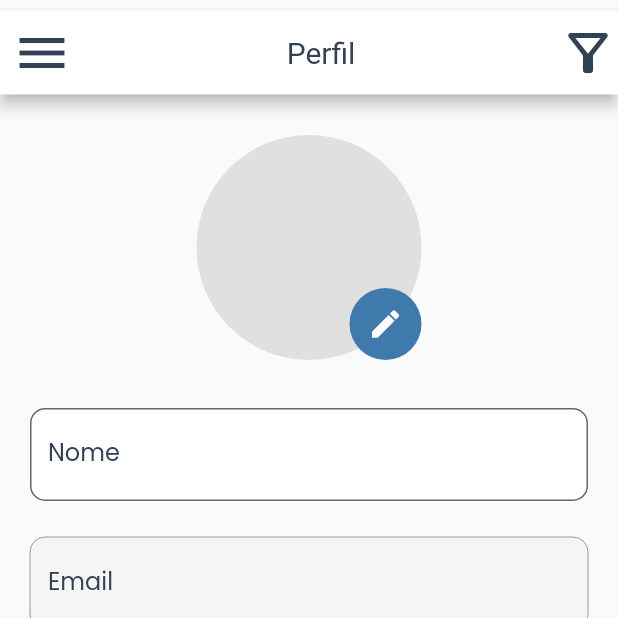
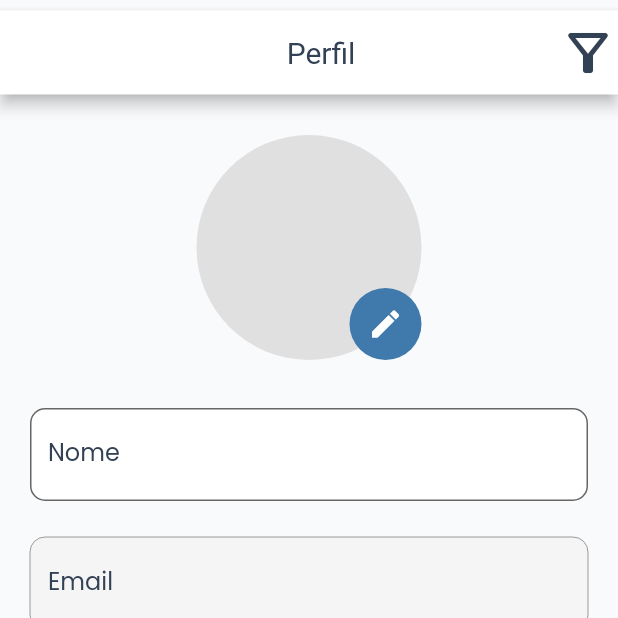
Before and after one commit to Yurinabaia/adote_me, a Flutter app: the UserProfileScreen screen opened by its route, on a phone screen of 412 x 824 dp, the top half of it. Run offline on Flutter 3.47's test engine with Material 2 defaults, Android fonts, the phone set to English and light mode, and no system bars; our stand-ins replace carousel_slider, cloud_firestore, file_picker, firebase_auth, firebase_core, flutter_svg and 4 more; missing offline and left inert: flutter_facebook_auth; accounts and stored records are empty.

```diff
--- /dev/null
+++ b/lib/data/models/address/via_cep_model.dart
@@ -0,0 +1,49 @@
+// To parse this JSON data, do
+//
+//     final viaCepModel = viaCepModelFromJson(jsonString);
+
+import 'dart:convert';
+
+ViaCepModel viaCepModelFromJson(String str) =>
+    ViaCepModel.fromJson(json.decode(str));
+
+String viaCepModelToJson(ViaCepModel data) => json.encode(data.toJson());
+
+class ViaCepModel {
+  String? cep;
+  String? logradouro;
+  String? complemento;
+  String? bairro;
+  String? uf;
+  String? numero;
+  String? localidade;
+
+  ViaCepModel({
+    this.cep,
+    this.logradouro,
+    this.complemento,
+    this.bairro,
+    this.uf,
+    this.numero,
+    this.localidade,
+  });
+
+  factory ViaCepModel.fromJson(Map<String, dynamic> json) => ViaCepModel(
+        cep: json["cep"],
+        logradouro: json["logradouro"],
+        complemento: json["complemento"],
+        bairro: json["bairro"],
+        uf: json["uf"],
+        localidade: json["localidade"],
+      );
+
+  Map<String, dynamic> toJson() => {
+        "cep": cep,
+        "logradouro": logradouro,
+        "complemento": complemento,
+        "bairro": bairro,
+        "uf": uf,
+        "numero": numero,
+        "localidade": localidade,
+      };
+}
--- a/lib/ui/components/appbar_component.dart
+++ b/lib/ui/components/appbar_component.dart
@@ -14,7 +14,6 @@ class AppBarComponent extends StatelessWidget implements PreferredSizeWidget {
       mainAxisAlignment: MainAxisAlignment.center,
       children: [
         AppBar(
-          leading: const Icon(Icons.menu, color: Color(0xff334155), size: 40),
           title: Center(
             child: Text(
               titulo,
--- a/lib/ui/components/inputs/input_component.dart
+++ b/lib/ui/components/inputs/input_component.dart
@@ -1,3 +1,4 @@
+import 'package:adoteme/utils/text_mask.dart';
 import 'package:flutter/material.dart';
 
 class InputComponent extends StatelessWidget {
@@ -5,10 +6,14 @@ class InputComponent extends StatelessWidget {
   final TextEditingController controller;
   final String labelTextValue;
   final bool isActive;
+  final TextMask textMask;
+  final bool isRequired;
   const InputComponent({
     Key? key,
     required this.controller,
     required this.keyboardType,
+    required this.textMask,
+    this.isRequired = true,
     required this.labelTextValue,
     this.isActive = true,
   }) : super(key: key);
@@ -39,6 +44,13 @@ class InputComponent extends StatelessWidget {
         fillColor: isActive ? Colors.white : Colors.grey[100],
       ),
       keyboardType: keyboardType,
+      inputFormatters: textMask.maskTexFormated(),
+      validator: (value) {
+        if ((value == null || value.isEmpty) && isRequired) {
+          return 'Campo obrigatório';
+        }
+        return null;
+      },
     );
   }
 }
--- a/lib/ui/components/inputs/search_component.dart
+++ b/lib/ui/components/inputs/search_component.dart
@@ -1,12 +1,17 @@
+import 'package:adoteme/utils/text_mask.dart';
 import 'package:flutter/material.dart';
 
 class SeachComponent extends StatelessWidget {
   final TextInputType keyboardType;
   final String? initTextValue;
   final String labelTextValue;
+  final Function? onChanged;
+  final TextMask textMask;
   const SeachComponent({
     Key? key,
     this.initTextValue,
+    this.onChanged,
+    required this.textMask,
     required this.keyboardType,
     required this.labelTextValue,
   }) : super(key: key);
@@ -36,7 +41,14 @@ class SeachComponent extends StatelessWidget {
         filled: true,
         fillColor: Colors.white,
       ),
-      keyboardType: TextInputType.text,
+      keyboardType: keyboardType,
+      onChanged: (value) => {
+        if (onChanged != null)
+          {
+            onChanged!(value),
+          }
+      },
+      inputFormatters: textMask.maskTexFormated(),
     );
   }
 }
--- a/lib/ui/screens/user_profile_screen.dart
+++ b/lib/ui/screens/user_profile_screen.dart
@@ -4,6 +4,7 @@ import 'dart:convert';
 import 'dart:io';
 import 'dart:typed_data';
 
+import 'package:adoteme/data/controller/address/via_cep_controller.dart';
 import 'package:adoteme/data/service/login_firebase_service.dart';
 import 'package:adoteme/data/service/user_profile_firebase_service.dart';
 import 'package:adoteme/ui/components/appbar_component.dart';
@@ -12,8 +13,10 @@ import 'package:adoteme/ui/components/inputs/input_component.dart';
 import 'package:adoteme/ui/components/inputs/search_component.dart';
 import 'package:adoteme/ui/components/loading_modal_component.dart';
 import 'package:adoteme/ui/components/title_three_component.dart';
+import 'package:adoteme/utils/text_mask.dart';
 import 'package:file_picker/file_picker.dart';
 import 'package:flutter/material.dart';
+import 'package:get/get.dart';
 import 'package:provider/provider.dart';
 
 class UserProfileScreen extends StatefulWidget {
@@ -40,17 +43,19 @@ class _UserProfileScreenState extends State<UserProfileScreen> {
   final TextEditingController _stateController = TextEditingController();
   final TextEditingController _complementController = TextEditingController();
 
-  var test;
   //Providers
   final ValueNotifier<String> _idUser = ValueNotifier('');
   final ValueNotifier<String> _emailUser = ValueNotifier('');
   //img
   PlatformFile? _file;
   Uint8List? _imgFirebase;
-  var decodedBytes = <int>[];
   //Service
   UserProfileFirebaseService userProfileFirebaseService =
       UserProfileFirebaseService();
+  //Form
+  final _formKey = GlobalKey<FormState>();
+  //Controlle
+  final ViaCepController _viaCepController = Get.put(ViaCepController());
   Future selectFile() async {
     try {
       final result = await FilePicker.platform.pickFiles(
@@ -106,6 +111,7 @@ class _UserProfileScreenState extends State<UserProfileScreen> {
   Widget build(BuildContext context) {
     return Scaffold(
       appBar: const AppBarComponent(titulo: 'Perfil'),
+      drawer: const Drawer(),
       body: SafeArea(
         child: ListView(
           children: <Widget>[
@@ -145,78 +151,107 @@ class _UserProfileScreenState extends State<UserProfileScreen> {
                   ),
                   const SizedBox(height: 32),
                   Form(
-                    key: null,
+                    key: _formKey,
                     child: Wrap(
                       runSpacing: 24,
                       children: <Widget>[
                         InputComponent(
+                          textMask: TextMask(''),
                           controller: _nameController,
                           labelTextValue: 'Nome',
                           keyboardType: TextInputType.text,
                         ),
                         InputComponent(
+                          textMask: TextMask(''),
                           controller: _emailController,
                           labelTextValue: 'Email',
                           keyboardType: TextInputType.emailAddress,
                           isActive: false,
                         ),
                         InputComponent(
+                          textMask: TextMask('Tel'),
                           controller: _mainCellController,
                           keyboardType: TextInputType.phone,
                           labelTextValue: 'Celular Principal',
                         ),
                         InputComponent(
+                          textMask: TextMask('Tel'),
                           controller: _optionalCellController,
+                          isRequired: false,
                           keyboardType: TextInputType.phone,
                           labelTextValue: 'Celular (Opcional)',
                         ),
                         InputComponent(
+                          textMask: TextMask('Tel'),
                           controller: _optionalCell2Controller,
+                          isRequired: false,
                           keyboardType: TextInputType.phone,
                           labelTextValue: 'Celular (Opcional)',
                         ),
                         const Center(
                           child: TextThreeComponent(text: 'Endereço'),
                         ),
-                        const SeachComponent(
+                        SeachComponent(
+                          textMask: TextMask('CEP'),
                           keyboardType: TextInputType.number,
+                          onChanged: (String value) async {
+                            if (value.length == 8) {
+                              var dataCep =
+                                  await _viaCepController.fetchViaCep(value);
+                              _zipCodeController.text = dataCep.cep ?? '';
+                              _streetController.text = dataCep.logradouro ?? '';
+                              _numberController.text =
+                                  dataCep.complemento ?? '';
+                              _districtController.text = dataCep.bairro ?? '';
+                              _cityController.text = dataCep.localidade ?? '';
+                              _stateController.text = dataCep.uf ?? '';
+                            }
+                          },
                           labelTextValue: 'Pesquisar CEP',
                         ),
                         InputComponent(
+                          textMask: TextMask(''),
                           controller: _streetController,
                           keyboardType: TextInputType.text,
                           labelTextValue: 'Logradouro',
                           isActive: false,
                         ),
                         InputComponent(
+                          textMask: TextMask(''),
                           controller: _numberController,
                           keyboardType: TextInputType.text,
                           labelTextValue: 'Número',
                         ),
                         InputComponent(
+                          textMask: TextMask(''),
                           controller: _complementController,
+                          isRequired: false,
                           keyboardType: TextInputType.text,
                           labelTextValue: 'Complemento',
                         ),
                         InputComponent(
+                          textMask: TextMask(''),
                           controller: _districtController,
                           keyboardType: TextInputType.text,
                           labelTextValue: 'Bairro',
                           isActive: false,
                         ),
                         InputComponent(
+                          textMask: TextMask(''),
                           controller: _cityController,
                           keyboardType: TextInputType.text,
                           labelTextValue: 'Cidade',
                           isActive: false,
                         ),
                         InputComponent(
+                          textMask: TextMask(''),
                           controller: _stateController,
                           keyboardType: TextInputType.text,
                           labelTextValue: 'Estado',
                           isActive: false,
                         ),
                         InputComponent(
+                          textMask: TextMask(''),
                           controller: _zipCodeController,
                           keyboardType: TextInputType.number,
                           labelTextValue: 'CEP',
@@ -267,6 +302,7 @@ class _UserProfileScreenState extends State<UserProfileScreen> {
   }
 
   void saveData() async {
+    if (_formKey.currentState!.validate()) {
       String? img64;
       if (_file != null) {
         final bytes = File(_file!.path.toString()).readAsBytesSync();
@@ -306,6 +342,7 @@ class _UserProfileScreenState extends State<UserProfileScreen> {
         Navigator.of(context, rootNavigator: true).pop();
       }
     }
+  }
 
   CircleAvatar findCircleAvatar() {
     var backgroundImage = Image.asset('assets/images/user_profile.png').image;
--- /dev/null
+++ b/lib/utils/text_mask.dart
@@ -0,0 +1,28 @@
+import 'package:flutter/services.dart';
+import 'package:mask_text_input_formatter/mask_text_input_formatter.dart';
+
+class TextMask {
+  final String typeDataMask;
+  TextMask(this.typeDataMask);
+
+  //Tipos de mascaras:
+  final maskCEP = MaskTextInputFormatter(
+      mask: '########',
+      filter: {"#": RegExp(r'[0-9]')},
+      type: MaskAutoCompletionType.lazy);
+
+  final maskTel = MaskTextInputFormatter(
+      mask: '(##) #####-####',
+      filter: {"#": RegExp(r'[0-9]')},
+      type: MaskAutoCompletionType.lazy);
+
+  List<TextInputFormatter>? maskTexFormated() {
+    if (typeDataMask == 'CEP') {
+      return [maskCEP];
+    }
+    if (typeDataMask == 'Tel') {
+      return [maskTel];
+    }
+    return null;
+  }
+}
--- a/pubspec.yaml
+++ b/pubspec.yaml
@@ -46,6 +46,8 @@ dependencies:
   flutter_facebook_auth: ^4.4.1
   file_picker: ^5.0.1
   provider: ^6.0.3
+  get: ^4.6.5
+  mask_text_input_formatter: ^2.4.0
 
 dev_dependencies:
   flutter_test:
```
Also changed, not shown: lib/data/controller/address/via_cep_controller.dart (added, +21 -0 lines), lib/data/service/address/via_cep_service.dart (added, +17 -0 lines), pubspec.lock. Lines whose indentation alone changed are shown as unchanged.
